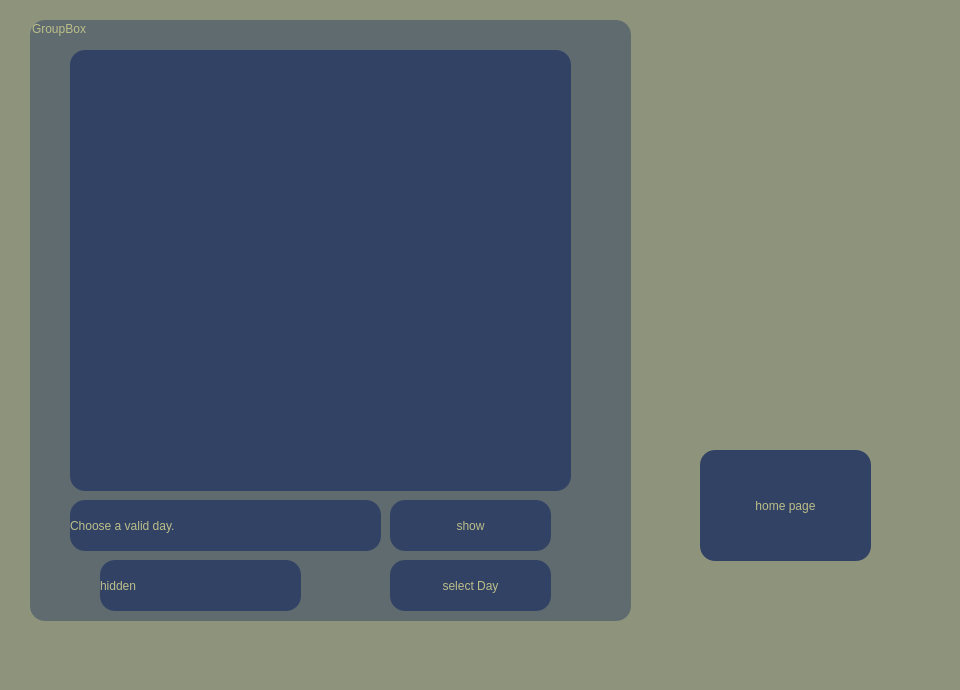
Old version of the form AgileAgenda/currentday.ui in the repository AmirHossienAfshar/AgileAgenda.
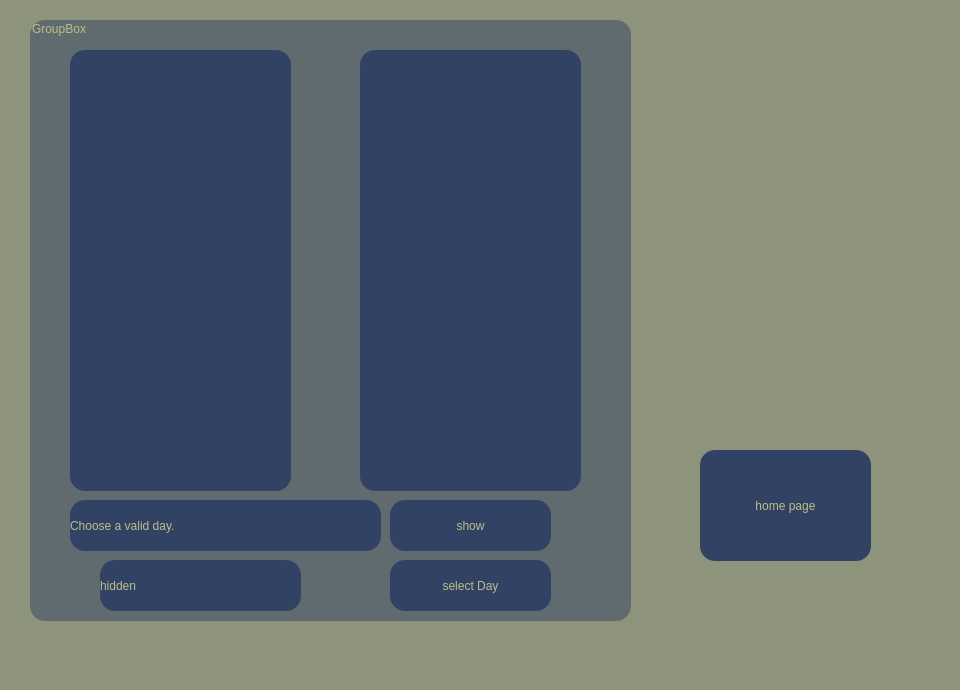
New version of the form.

What changed in the file:
```diff
--- a/AgileAgenda/currentday.ui
+++ b/AgileAgenda/currentday.ui
@@ -61,7 +61,7 @@
       <rect>
        <x>40</x>
        <y>30</y>
-       <width>501</width>
+       <width>221</width>
        <height>441</height>
       </rect>
      </property>
@@ -148,6 +148,22 @@
       <string>hidden </string>
      </property>
     </widget>
+    <widget class="QTableView" name="tableView_2">
+     <property name="geometry">
+      <rect>
+       <x>330</x>
+       <y>30</y>
+       <width>221</width>
+       <height>441</height>
+      </rect>
+     </property>
+     <property name="styleSheet">
+      <string notr="true">background-color: rgb(50, 66, 101);
+border-radius: 15px;
+font: 900 16pt &quot;Maven Pro&quot;;
+color: rgb(188, 190, 136);</string>
+     </property>
+    </widget>
    </widget>
   </widget>
   <widget class="QMenuBar" name="menubar">
```
